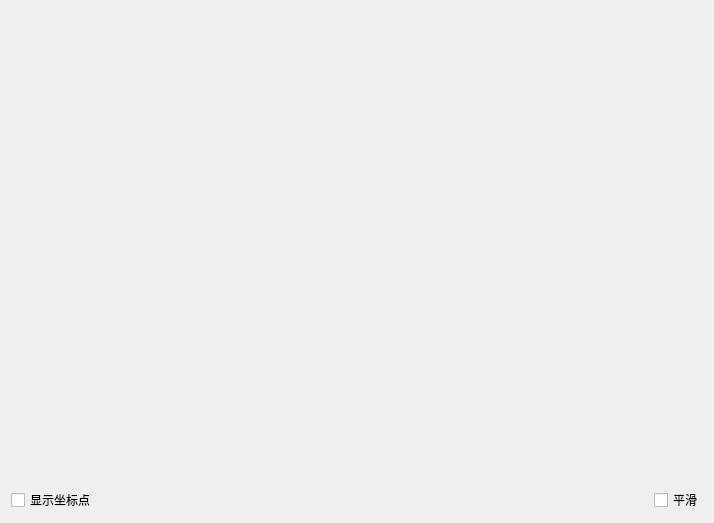
Before: the Qt Designer form smoothcurve/frmsmoothcurve.ui in feiyangqingyun/QWidgetDemo, drawn with Qt 5.
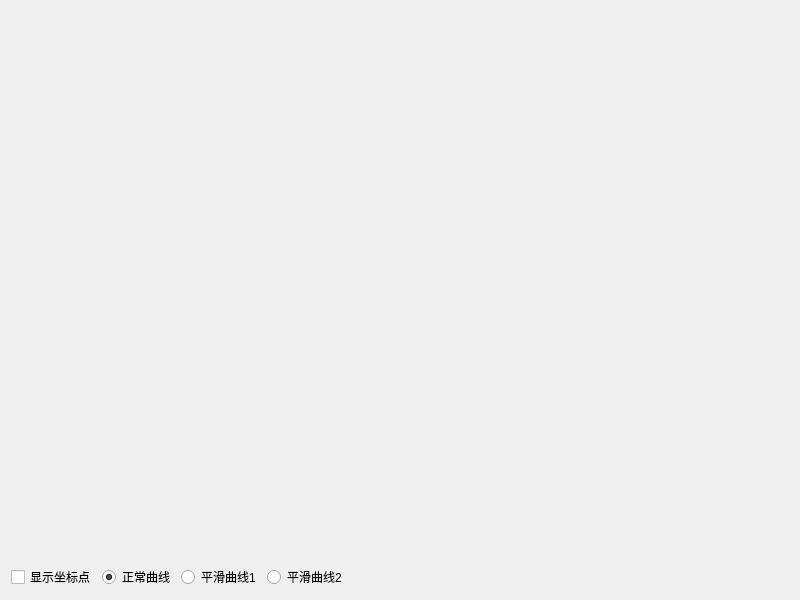
After: the same form once the commit is applied.

Commit message: 改进平滑曲线

```diff
--- a/smoothcurve/frmsmoothcurve.ui
+++ b/smoothcurve/frmsmoothcurve.ui
@@ -6,15 +6,15 @@
    <rect>
     <x>0</x>
     <y>0</y>
-    <width>714</width>
-    <height>523</height>
+    <width>800</width>
+    <height>600</height>
    </rect>
   </property>
   <property name="windowTitle">
    <string>Widget</string>
   </property>
   <layout class="QGridLayout" name="gridLayout">
-   <item row="0" column="2">
+   <item row="0" column="5">
     <spacer name="verticalSpacer">
      <property name="orientation">
       <enum>Qt::Vertical</enum>
@@ -27,6 +27,20 @@
      </property>
     </spacer>
    </item>
+   <item row="1" column="2">
+    <widget class="QRadioButton" name="rbtnPathSmooth1">
+     <property name="text">
+      <string>平滑曲线1</string>
+     </property>
+    </widget>
+   </item>
+   <item row="1" column="3">
+    <widget class="QRadioButton" name="rbtnPathSmooth2">
+     <property name="text">
+      <string>平滑曲线2</string>
+     </property>
+    </widget>
+   </item>
    <item row="1" column="0">
     <widget class="QCheckBox" name="showKnotsCheckBox">
      <property name="text">
@@ -34,7 +48,7 @@
      </property>
     </widget>
    </item>
-   <item row="1" column="1">
+   <item row="1" column="4">
     <spacer name="horizontalSpacer">
      <property name="orientation">
       <enum>Qt::Horizontal</enum>
@@ -47,10 +61,13 @@
      </property>
     </spacer>
    </item>
-   <item row="1" column="2">
-    <widget class="QCheckBox" name="showSmoothCurveCheckBox">
+   <item row="1" column="1">
+    <widget class="QRadioButton" name="rbtnPathNormal">
      <property name="text">
-      <string>平滑</string>
+      <string>正常曲线</string>
+     </property>
+     <property name="checked">
+      <bool>true</bool>
      </property>
     </widget>
    </item>
```
Left out of the diff: 2 changed lines with no effect on the pictures. The commit also changes 8 other files.
